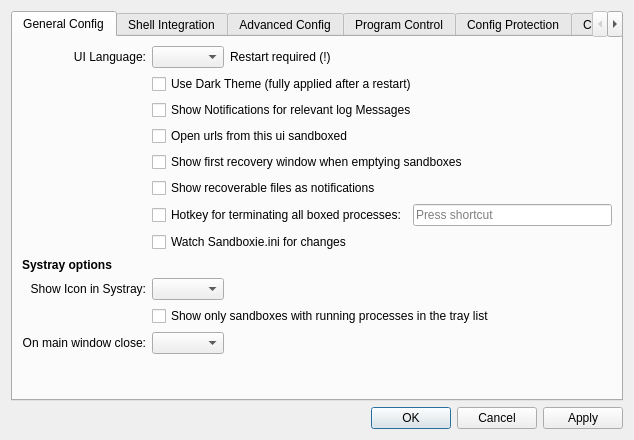
This is SandboxiePlus/SandMan/Forms/SettingsWindow.ui in sandboxie-plus/Sandboxie as Qt 5 draws it before an edit. The edited form follows.
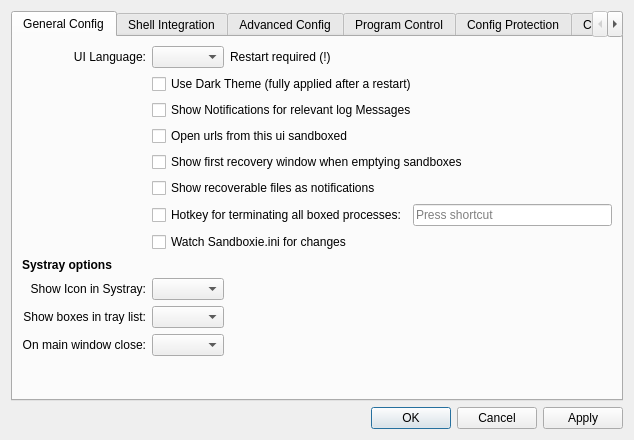
This is the edited form. The open tabs and pages were chosen to show the change. Icons and pictures are not drawn.

Patch:
```diff
--- a/SandboxiePlus/SandMan/Forms/SettingsWindow.ui
+++ b/SandboxiePlus/SandMan/Forms/SettingsWindow.ui
@@ -211,13 +211,22 @@
            <item row="0" column="1">
             <widget class="QComboBox" name="uiLang"/>
            </item>
-           <item row="10" column="1" colspan="2">
-            <widget class="QCheckBox" name="chkTrayActiveOnly">
+           <item row="10" column="0">
+            <widget class="QLabel" name="label_21">
              <property name="text">
-              <string>Show only sandboxes with running processes in the tray list</string>
+              <string>Show boxes in tray list:</string>
+             </property>
+             <property name="alignment">
+              <set>Qt::AlignRight|Qt::AlignTrailing|Qt::AlignVCenter</set>
+             </property>
+             <property name="openExternalLinks">
+              <bool>true</bool>
              </property>
             </widget>
            </item>
+           <item row="10" column="1">
+            <widget class="QComboBox" name="cmbTrayBoxes"/>
+           </item>
           </layout>
          </item>
         </layout>
```
Left out of the diff: 2 changed lines with no effect on the pictures.
